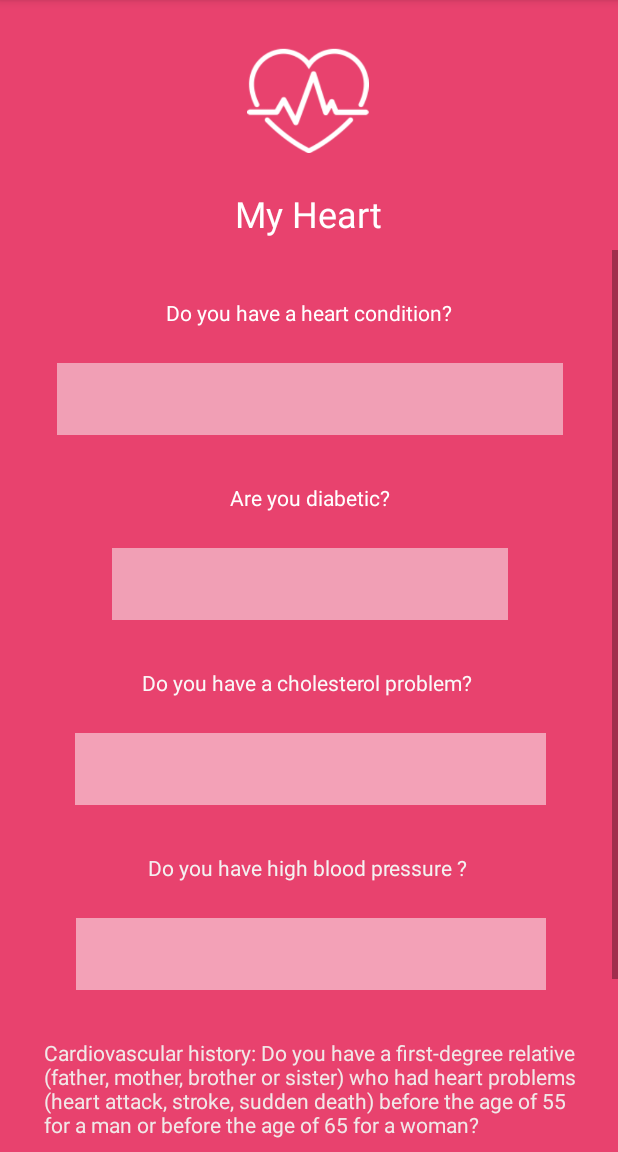
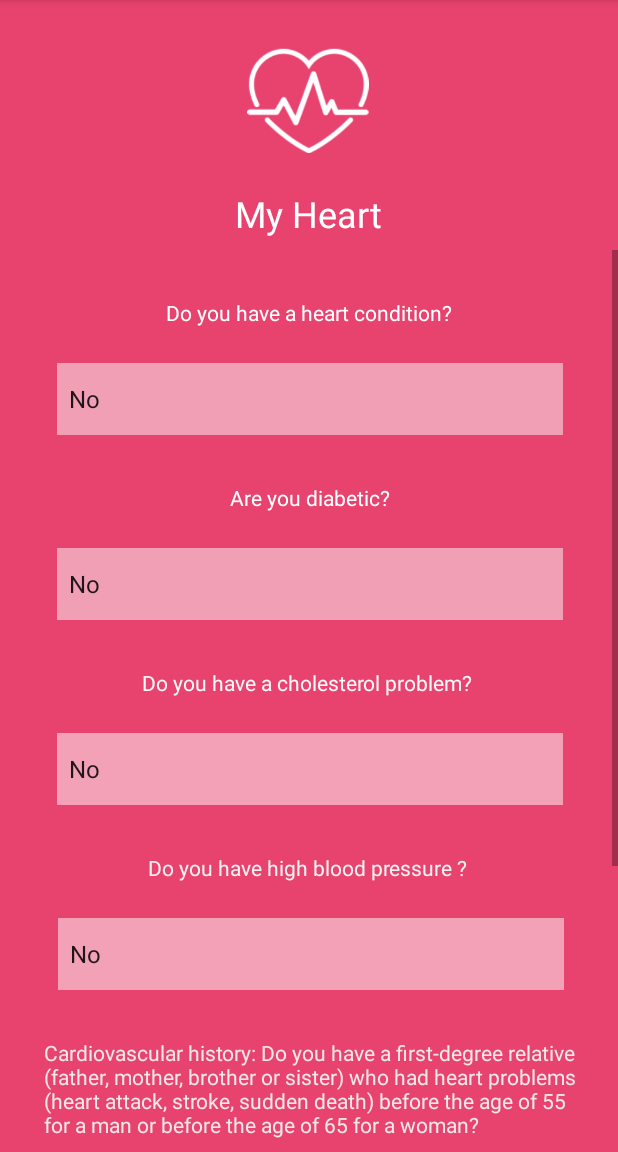
Before and after one commit to hylionx/HealthCheck, an Android app: the MyHeartActivity screen opened directly, with no data from a screen before it, on a phone screen of 412 x 824 dp, the part 84-1236 px from its top. Run offline under Robolectric (Android 15) with nearby library versions, the light colour scheme and no system bars.

Commit message:
Add activity + My Heart Modifications

```diff
--- a/app/src/main/java/com/example/healthcheck/MyHeartActivity.java
+++ b/app/src/main/java/com/example/healthcheck/MyHeartActivity.java
@@ -4,20 +4,23 @@ import androidx.appcompat.app.AppCompatActivity;
 
 import android.os.Bundle;
 import android.widget.Button;
+import android.widget.Spinner;
 
 public class MyHeartActivity extends AppCompatActivity {
     public static final String APP_TAG = "MyHeartApp";
 
-    Button button_pre;
-    Button btn_suivant;
+    Button btnMyHeartPrec;
+    Button btnMyHeartNExt;
+    Spinner spinnerMyHeartRepQ1;
 
     @Override
     protected void onCreate(Bundle savedInstanceState) {
         super.onCreate(savedInstanceState);
         setContentView(R.layout.activity_my_heart);
 
-        button_pre = findViewById(R.id.btnMyHeartPrec);
-        button_pre.setOnClickListener(view -> onClickButtonPrecedent());
+        btnMyHeartPrec = findViewById(R.id.btnMyHeartPrec);
+        spinnerMyHeartRepQ1 = findViewById(R.id.spinnerMyHeartRepQ1);
+        btnMyHeartPrec.setOnClickListener(view -> onClickButtonPrecedent());
     }
 
 
@@ -26,4 +29,4 @@ public class MyHeartActivity extends AppCompatActivity {
     public void onClickButtonPrecedent(){
         finish();
     }
-}
+    }
--- a/app/src/main/res/layout/activity_my_diet.xml
+++ b/app/src/main/res/layout/activity_my_diet.xml
@@ -21,10 +21,16 @@
         tools:ignore="ImageContrastCheck" />
 
     <TextView
-        android:id="@+id/textView5"
+        android:id="@+id/my_diet_title"
         android:layout_width="wrap_content"
         android:layout_height="wrap_content"
-        android:text="TextView"
-        tools:layout_editor_absoluteX="165dp"
-        tools:layout_editor_absoluteY="124dp" />
+        android:layout_marginTop="24dp"
+        android:text="@string/my_diet_title"
+        android:textColor="#F3F3F3"
+        android:textSize="24sp"
+        app:layout_constraintEnd_toEndOf="@+id/my_diet_img"
+        app:layout_constraintStart_toStartOf="@+id/my_diet_img"
+        app:layout_constraintTop_toBottomOf="@+id/my_diet_img"
+        tools:ignore="TextContrastCheck" />
+
 </androidx.constraintlayout.widget.ConstraintLayout>
--- a/app/src/main/res/layout/activity_my_heart.xml
+++ b/app/src/main/res/layout/activity_my_heart.xml
@@ -70,12 +70,13 @@
                 android:background="#80FFFFFF"
                 android:backgroundTint="#FBFBFB"
                 android:backgroundTintMode="multiply"
+                android:entries="@array/array_answer_question_1_2_3_4"
                 android:popupBackground="@color/black"
-                android:spinnerMode="dialog"
+                android:spinnerMode="dropdown"
                 app:layout_constraintEnd_toEndOf="@+id/txtMyHeartQ1"
                 app:layout_constraintStart_toStartOf="@+id/txtMyHeartQ1"
                 app:layout_constraintTop_toBottomOf="@+id/txtMyHeartQ1"
-                tools:ignore="SpeakableTextPresentCheck" />
+                tools:ignore="SpeakableTextPresentCheck,DuplicateSpeakableTextCheck" />
 
             <TextView
                 android:id="@+id/txtMyHeartTitleQ2"
@@ -92,18 +93,19 @@
 
             <Spinner
                 android:id="@+id/spinnerMyHeartRepQ2"
-                android:layout_width="264dp"
+                android:layout_width="337dp"
                 android:layout_height="48dp"
                 android:layout_marginTop="24dp"
                 android:background="#80FFFFFF"
                 android:backgroundTint="#FBFBFB"
                 android:backgroundTintMode="multiply"
+                android:entries="@array/array_answer_question_1_2_3_4"
                 android:popupBackground="@android:color/black"
-                android:spinnerMode="dialog"
+                android:spinnerMode="dropdown"
                 app:layout_constraintEnd_toEndOf="@+id/txtMyHeartTitleQ2"
                 app:layout_constraintStart_toStartOf="@+id/txtMyHeartTitleQ2"
                 app:layout_constraintTop_toBottomOf="@+id/txtMyHeartTitleQ2"
-                tools:ignore="SpeakableTextPresentCheck" />
+                tools:ignore="SpeakableTextPresentCheck,DuplicateSpeakableTextCheck" />
 
             <TextView
                 android:id="@+id/txtMyHeartTitleQ3"
@@ -119,15 +121,16 @@
 
             <Spinner
                 android:id="@+id/spinnerMyHeartRepQ3"
-                android:layout_width="314dp"
-                android:layout_height="wrap_content"
+                android:layout_width="337dp"
+                android:layout_height="48dp"
                 android:layout_marginTop="24dp"
                 android:background="#80FFFFFF"
+                android:entries="@array/array_answer_question_1_2_3_4"
                 android:minHeight="48dp"
                 app:layout_constraintEnd_toEndOf="@+id/txtMyHeartTitleQ3"
                 app:layout_constraintStart_toStartOf="@+id/txtMyHeartTitleQ3"
                 app:layout_constraintTop_toBottomOf="@+id/txtMyHeartTitleQ3"
-                tools:ignore="SpeakableTextPresentCheck" />
+                tools:ignore="SpeakableTextPresentCheck,DuplicateSpeakableTextCheck" />
 
             <TextView
                 android:id="@+id/txtMyHeartTitleQ4"
@@ -143,10 +146,11 @@
 
             <Spinner
                 android:id="@+id/spinnerMyHeartRepQ4"
-                android:layout_width="313dp"
+                android:layout_width="337dp"
                 android:layout_height="48dp"
                 android:layout_marginTop="24dp"
                 android:background="#80FFFFFF"
+                android:entries="@array/array_answer_question_1_2_3_4"
                 app:layout_constraintEnd_toEndOf="@+id/txtMyHeartTitleQ4"
                 app:layout_constraintStart_toStartOf="@+id/txtMyHeartTitleQ4"
                 app:layout_constraintTop_toBottomOf="@+id/txtMyHeartTitleQ4"
@@ -156,11 +160,11 @@
                 android:id="@+id/btnMyHeartNExt"
                 android:layout_width="wrap_content"
                 android:layout_height="wrap_content"
-                android:layout_marginTop="37dp"
-                android:layout_marginEnd="8dp"
+                android:layout_marginTop="32dp"
+                android:layout_marginEnd="16dp"
                 android:text="@string/btnNext"
                 app:layout_constraintEnd_toEndOf="parent"
-                app:layout_constraintTop_toBottomOf="@+id/spinner" />
+                app:layout_constraintTop_toBottomOf="@+id/spinner2" />
 
             <Button
                 android:id="@+id/btnMyHeartPrec"
@@ -186,15 +190,39 @@
 
             <Spinner
                 android:id="@+id/spinner"
-                android:layout_width="326dp"
-                android:layout_height="37dp"
+                android:layout_width="337dp"
+                android:layout_height="48dp"
                 android:layout_marginTop="24dp"
                 android:background="#80FFFFFF"
+                android:entries="@array/array_answer_question_5_6"
                 app:layout_constraintEnd_toEndOf="@+id/txtMyHeartQ5"
                 app:layout_constraintStart_toStartOf="@+id/txtMyHeartQ5"
                 app:layout_constraintTop_toBottomOf="@+id/txtMyHeartQ5"
                 tools:ignore="SpeakableTextPresentCheck,TouchTargetSizeCheck" />
 
+            <TextView
+                android:id="@+id/txtMyHeartQ6"
+                android:layout_width="wrap_content"
+                android:layout_height="wrap_content"
+                android:layout_marginTop="32dp"
+                android:text="@string/txtMyHeartQ6"
+                android:textColor="#FDFCFC"
+                app:layout_constraintEnd_toEndOf="@+id/spinner"
+                app:layout_constraintStart_toStartOf="@+id/spinner"
+                app:layout_constraintTop_toBottomOf="@+id/spinner"
+                tools:ignore="TextContrastCheck" />
+
+            <Spinner
+                android:id="@+id/spinner2"
+                android:layout_width="337dp"
+                android:layout_height="48dp"
+                android:layout_marginTop="32dp"
+                android:background="#80FFFFFF"
+                android:entries="@array/array_answer_question_5_6"
+                app:layout_constraintEnd_toEndOf="@+id/txtMyHeartQ6"
+                app:layout_constraintStart_toStartOf="@+id/txtMyHeartQ6"
+                app:layout_constraintTop_toBottomOf="@+id/txtMyHeartQ6" />
+
         </androidx.constraintlayout.widget.ConstraintLayout>
     </ScrollView>
 
--- /dev/null
+++ b/app/src/main/res/values/array_responses.xml
@@ -0,0 +1,15 @@
+<?xml version="1.0" encoding="utf-8"?>
+<resources>
+    <string-array name="array_answer_question_1_2_3_4">
+        <item>@string/txt_No</item>
+        <item>@string/txt_Yes</item>
+    </string-array>
+
+    <string-array name="array_answer_question_5_6">
+        <item>@string/txt_No</item>
+        <item>@string/txt_Yes</item>
+        <item>@string/txt_IDontKnow</item>
+    </string-array>
+
+
+</resources>
--- a/app/src/main/res/values/strings.xml
+++ b/app/src/main/res/values/strings.xml
@@ -83,6 +83,8 @@
     <string name="txtMyHygieneOfLifeQ4">Are you prone to sleep disturbances?</string>
     <string name="btnValidate">Validate</string>
     <string name="txtMyHeartQ5">Cardiovascular history: Do you have a first-degree relative (father, mother, brother or sister) who had heart problems (heart attack, stroke, sudden death) before the age of 55 for a man or before the age of 65 for a woman?</string>
+    <string name="txt_IDontKnow">I dont know</string>
+    <string name="txtMyHeartQ6">Do you know your body mass index (BMI)?</string>
 
 
     <!-- Strings used for fragments for navigation
```
Also changed, not shown: 2 other files.
